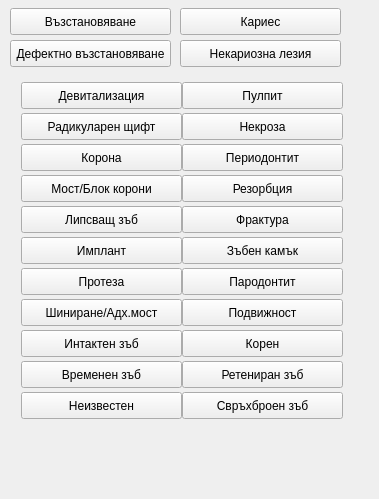
This is src/View/SubWidgets/ControlPanel.ui in thefinalcutbg/DinoDent as Qt 5 draws it before an edit. The edited form follows.
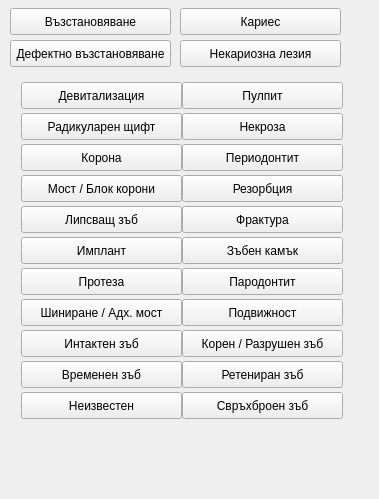
This is the edited form. Custom widgets are drawn as their Qt base class.

What changed in the file:
```diff
--- a/src/View/SubWidgets/ControlPanel.ui
+++ b/src/View/SubWidgets/ControlPanel.ui
@@ -225,7 +225,7 @@
          <string notr="true"/>
         </property>
         <property name="text">
-         <string>Мост/Блок корони</string>
+         <string>Мост / Блок корони</string>
         </property>
        </widget>
       </item>
@@ -349,7 +349,7 @@
          <string notr="true"/>
         </property>
         <property name="text">
-         <string>Шиниране/Адх.мост</string>
+         <string>Шиниране / Адх. мост</string>
         </property>
        </widget>
       </item>
@@ -707,7 +707,7 @@
          <string/>
         </property>
         <property name="text">
-         <string>Корен</string>
+         <string>Корен / Разрушен зъб</string>
         </property>
        </widget>
       </item>
```
